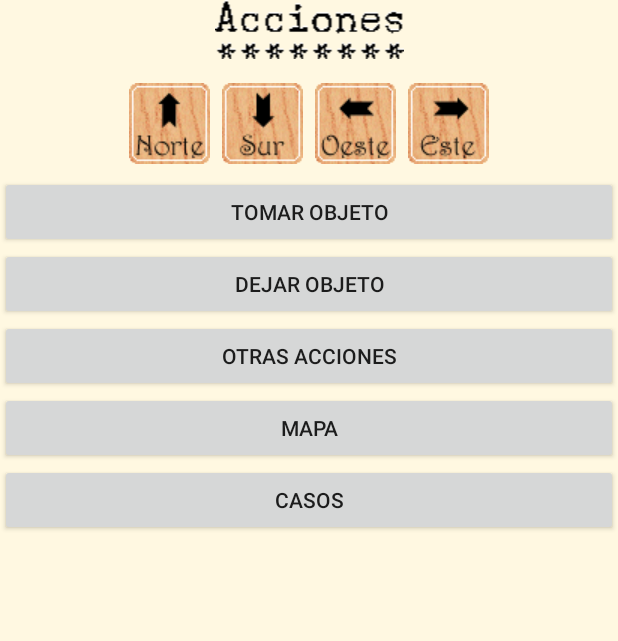
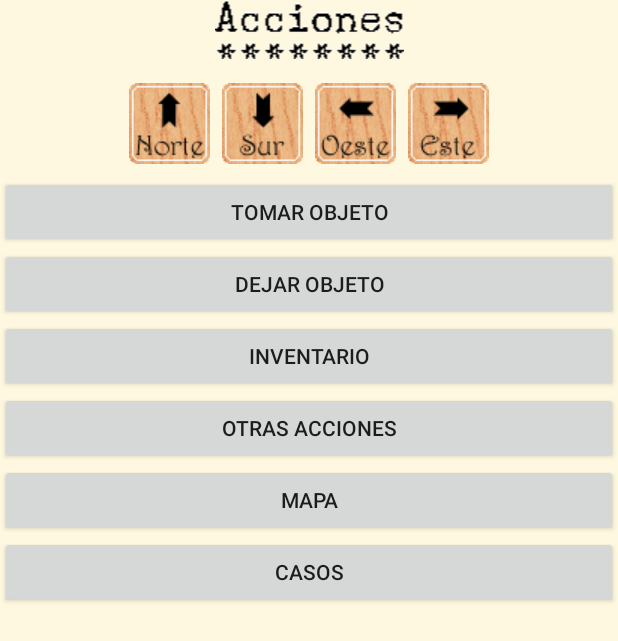
Before and after one commit to MiguelVis/BenitoGG, an Android app: the layout fragment_acciones.xml on its own in the app's theme, with its tools: preview values and no code run, on a phone screen of 412 x 824 dp. Shown: the top 641 px of the screen. Run offline under Robolectric (Android 15) with nearby library versions, the phone set to English and light mode, and no system bars.

Commit message:
app: añadida acción inventario

```diff
--- a/BenitoGG/app/src/main/res/layout/fragment_acciones.xml
+++ b/BenitoGG/app/src/main/res/layout/fragment_acciones.xml
@@ -71,6 +71,12 @@
     <Button
         android:layout_width="match_parent"
         android:layout_height="wrap_content"
+        android:text="@string/acciones_titulo_inventario"
+        android:id="@+id/buttonInventario" />
+
+    <Button
+        android:layout_width="match_parent"
+        android:layout_height="wrap_content"
         android:text="@string/acciones_titulo_otras_acciones"
         android:id="@+id/buttonOtrasAcciones" />
 
--- a/BenitoGG/app/src/main/res/values/strings.xml
+++ b/BenitoGG/app/src/main/res/values/strings.xml
@@ -68,6 +68,7 @@
     <string name="acciones_titulo_salidas">Salidas</string>
     <string name="acciones_titulo_tomar_objeto">Tomar objeto</string>
     <string name="acciones_titulo_dejar_objeto">Dejar objeto</string>
+    <string name="acciones_titulo_inventario">Inventario</string>
     <string name="acciones_titulo_otras_acciones">Otras acciones</string>
     <string name="acciones_titulo_mapa">Mapa</string>
     <string name="acciones_titulo_casos">Casos</string>
@@ -92,6 +93,8 @@
 
     <string name="dialogo_tomar_objeto_titulo">Tomar objeto</string>
 
+    <string name="dialogo_inventario_titulo">Inventario</string>
+
     <string name="dialogo_si">Sí</string>
     <string name="dialogo_cancelar">Cancelar</string>
     <string name="dialogo_continuar">Continuar</string>
```
Also changed, not shown: BenitoGG/app/src/main/java/com/app/floppysoftware/benitogg/AccionesFragment.java (+44 -3 lines), BenitoGG/app/src/main/java/com/app/floppysoftware/benitogg/AhoraFragment.java (+4 -4 lines), BenitoGG/app/src/main/java/com/app/floppysoftware/benitogg/PrincipalActivity.java (+10 -1 lines).
